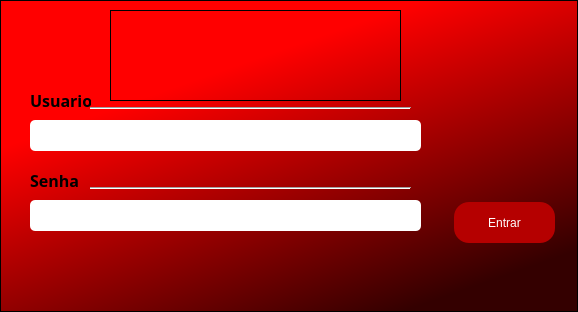
Old version of the form pro_caixa_logi.ui in the repository punkpiruleta/projetocapixaba.
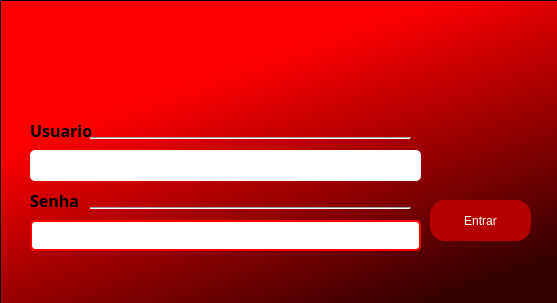
New version of the form. Icons and pictures are not drawn.

Commit message: novo projeto caixa capixaba git

The edit to the form file:
```diff
--- a/pro_caixa_logi.ui
+++ b/pro_caixa_logi.ui
@@ -6,8 +6,8 @@
    <rect>
     <x>0</x>
     <y>0</y>
-    <width>578</width>
-    <height>312</height>
+    <width>557</width>
+    <height>303</height>
    </rect>
   </property>
   <property name="maximumSize">
@@ -42,7 +42,7 @@
      <property name="geometry">
       <rect>
        <x>30</x>
-       <y>120</y>
+       <y>150</y>
        <width>391</width>
        <height>31</height>
       </rect>
@@ -56,14 +56,17 @@
      <property name="geometry">
       <rect>
        <x>30</x>
-       <y>200</y>
+       <y>220</y>
        <width>391</width>
        <height>31</height>
       </rect>
      </property>
      <property name="styleSheet">
       <string notr="true">background-color: rgb(255, 255, 255);
-border-radius: 5px;</string>
+border-radius: 5px;
+border-width: 2px;
+border-style: solid;
+border-color: red;</string>
      </property>
      <property name="echoMode">
       <enum>QLineEdit::Password</enum>
@@ -73,7 +76,7 @@
      <property name="geometry">
       <rect>
        <x>30</x>
-       <y>90</y>
+       <y>120</y>
        <width>61</width>
        <height>21</height>
       </rect>
@@ -97,7 +100,7 @@
      <property name="geometry">
       <rect>
        <x>30</x>
-       <y>170</y>
+       <y>190</y>
        <width>51</width>
        <height>21</height>
       </rect>
@@ -121,7 +124,7 @@
      <property name="geometry">
       <rect>
        <x>90</x>
-       <y>100</y>
+       <y>130</y>
        <width>321</width>
        <height>16</height>
       </rect>
@@ -137,7 +140,7 @@
      <property name="geometry">
       <rect>
        <x>90</x>
-       <y>180</y>
+       <y>200</y>
        <width>321</width>
        <height>16</height>
       </rect>
@@ -152,8 +155,8 @@
     <widget class="QPushButton" name="pushButton">
      <property name="geometry">
       <rect>
-       <x>454</x>
-       <y>202</y>
+       <x>430</x>
+       <y>200</y>
        <width>101</width>
        <height>41</height>
       </rect>
@@ -180,24 +183,23 @@
       <string>Entrar</string>
      </property>
     </widget>
-    <widget class="QFrame" name="frame_2">
+    <widget class="QLabel" name="label_3">
      <property name="geometry">
       <rect>
-       <x>110</x>
-       <y>10</y>
-       <width>291</width>
-       <height>91</height>
+       <x>100</x>
+       <y>20</y>
+       <width>311</width>
+       <height>111</height>
       </rect>
      </property>
      <property name="styleSheet">
-      <string notr="true">background-color: qlineargradient(spread:pad, x1:0.324, y1:0.0975, x2:0.852, y2:0.461, stop:0.130682 rgba(255, 0, 0, 0), stop:0.892045 rgba(52, 0, 0, 0));
-image: url(:/ar/logofrutariacapixaba.webp);</string>
+      <string notr="true">background-color: qlineargradient(spread:pad, x1:0.386, y1:0.0400909, x2:0.931818, y2:0.756, stop:0.204545 rgba(255, 0, 0, 0), stop:0.869318 rgba(14, 14, 14, 0));</string>
      </property>
-     <property name="frameShape">
-      <enum>QFrame::StyledPanel</enum>
+     <property name="text">
+      <string/>
      </property>
-     <property name="frameShadow">
-      <enum>QFrame::Raised</enum>
+     <property name="pixmap">
+      <pixmap>C:/Users/punk/Downloads/image (2)_resized.png</pixmap>
      </property>
     </widget>
    </widget>
```
Left out of the diff: 14 changed lines with no effect on the pictures. The commit also changes 22 other files.
